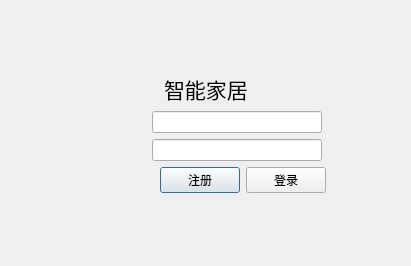
Before: the Qt Designer form day09/smarthome_app/logindialog.ui in Chris-hyx/mysmarthome, drawn with Qt 5.
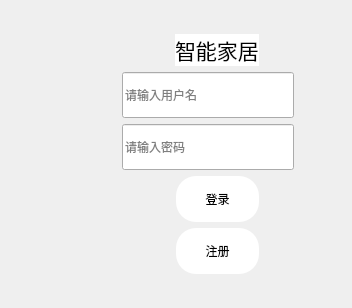
After: the same form once the commit is applied. Icons and pictures are not drawn.

What changed in the file:
```diff
--- a/day09/smarthome_app/logindialog.ui
+++ b/day09/smarthome_app/logindialog.ui
@@ -6,8 +6,8 @@
    <rect>
     <x>0</x>
     <y>0</y>
-    <width>411</width>
-    <height>266</height>
+    <width>352</width>
+    <height>308</height>
    </rect>
   </property>
   <property name="sizePolicy">
@@ -22,7 +22,7 @@
   <property name="styleSheet">
    <string notr="true"/>
   </property>
-  <layout class="QVBoxLayout" name="verticalLayout">
+  <layout class="QVBoxLayout" name="verticalLayout" stretch="1,1,2,2,2,2,1">
    <item>
     <spacer name="verticalSpacer">
      <property name="orientation">
@@ -31,13 +31,13 @@
      <property name="sizeHint" stdset="0">
       <size>
        <width>20</width>
-       <height>66</height>
+       <height>86</height>
       </size>
      </property>
     </spacer>
    </item>
    <item>
-    <layout class="QHBoxLayout" name="horizontalLayout_6">
+    <layout class="QHBoxLayout" name="horizontalLayout_6" stretch="2,1,1">
      <item>
       <spacer name="horizontalSpacer_5">
        <property name="orientation">
@@ -55,12 +55,18 @@
       <widget class="QLabel" name="label">
        <property name="font">
         <font>
-         <family>Arial</family>
+         <family>方正舒体</family>
          <pointsize>16</pointsize>
          <weight>50</weight>
          <bold>false</bold>
         </font>
        </property>
+       <property name="layoutDirection">
+        <enum>Qt::LeftToRight</enum>
+       </property>
+       <property name="styleSheet">
+        <string notr="true">background-color: rgb(255, 255, 255);</string>
+       </property>
        <property name="text">
         <string>智能家居</string>
        </property>
@@ -82,7 +88,7 @@
     </layout>
    </item>
    <item>
-    <layout class="QHBoxLayout" name="horizontalLayout_4" stretch="1,3,1">
+    <layout class="QHBoxLayout" name="horizontalLayout_4" stretch="1,5,1">
      <item>
       <spacer name="horizontalSpacer_7">
        <property name="orientation">
@@ -119,6 +125,9 @@
          <property name="text">
           <string/>
          </property>
+         <property name="placeholderText">
+          <string>请输入用户名</string>
+         </property>
         </widget>
        </item>
       </layout>
@@ -139,7 +148,7 @@
     </layout>
    </item>
    <item>
-    <layout class="QHBoxLayout" name="horizontalLayout_5" stretch="1,3,1">
+    <layout class="QHBoxLayout" name="horizontalLayout_5" stretch="1,5,1">
      <item>
       <spacer name="horizontalSpacer_9">
        <property name="orientation">
@@ -176,6 +185,12 @@
          <property name="text">
           <string/>
          </property>
+         <property name="echoMode">
+          <enum>QLineEdit::Password</enum>
+         </property>
+         <property name="placeholderText">
+          <string>请输入密码</string>
+         </property>
         </widget>
        </item>
       </layout>
@@ -196,25 +211,7 @@
     </layout>
    </item>
    <item>
-    <layout class="QHBoxLayout" name="horizontalLayout_2" stretch="40,1,20">
-     <item>
-      <spacer name="horizontalSpacer_3">
-       <property name="orientation">
-        <enum>Qt::Horizontal</enum>
-       </property>
-       <property name="sizeType">
-        <enum>QSizePolicy::Preferred</enum>
-       </property>
-       <property name="sizeHint" stdset="0">
-        <size>
-         <width>148</width>
-         <height>20</height>
-        </size>
-       </property>
-      </spacer>
-     </item>
-     <item>
-      <layout class="QHBoxLayout" name="horizontalLayout_7" stretch="2,1,1">
+    <layout class="QHBoxLayout" name="horizontalLayout" stretch="2,1,1">
        <item>
         <spacer name="horizontalSpacer">
          <property name="orientation">
@@ -223,25 +220,10 @@
          <property name="sizeHint" stdset="0">
           <size>
            <width>158</width>
-           <height>17</height>
+         <height>20</height>
           </size>
          </property>
         </spacer>
-       </item>
-       <item>
-        <layout class="QHBoxLayout" name="horizontalLayout">
-         <item>
-          <widget class="QPushButton" name="btn_register">
-           <property name="sizePolicy">
-            <sizepolicy hsizetype="Preferred" vsizetype="Preferred">
-             <horstretch>0</horstretch>
-             <verstretch>0</verstretch>
-            </sizepolicy>
-           </property>
-           <property name="text">
-            <string>注册</string>
-           </property>
-          </widget>
          </item>
          <item>
           <widget class="QPushButton" name="btn_login">
@@ -251,13 +233,17 @@
              <verstretch>0</verstretch>
             </sizepolicy>
            </property>
+       <property name="styleSheet">
+        <string notr="true">
+border-radius:20px;
+
+background-color: rgb(255, 255, 255);</string>
+       </property>
            <property name="text">
             <string>登录</string>
            </property>
           </widget>
          </item>
-        </layout>
-       </item>
        <item>
         <spacer name="horizontalSpacer_2">
          <property name="orientation">
@@ -265,26 +251,55 @@
          </property>
          <property name="sizeHint" stdset="0">
           <size>
-           <width>88</width>
+         <width>68</width>
            <height>17</height>
           </size>
          </property>
         </spacer>
        </item>
       </layout>
+   </item>
+   <item>
+    <layout class="QHBoxLayout" name="horizontalLayout_2" stretch="2,1,1">
+     <item>
+      <spacer name="horizontalSpacer_3">
+       <property name="orientation">
+        <enum>Qt::Horizontal</enum>
+       </property>
+       <property name="sizeHint" stdset="0">
+        <size>
+         <width>158</width>
+         <height>20</height>
+        </size>
+       </property>
+      </spacer>
+     </item>
+     <item>
+      <widget class="QPushButton" name="btn_register">
+       <property name="sizePolicy">
+        <sizepolicy hsizetype="Preferred" vsizetype="Preferred">
+         <horstretch>0</horstretch>
+         <verstretch>0</verstretch>
+        </sizepolicy>
+       </property>
+       <property name="styleSheet">
+        <string notr="true">border-radius:20px;
+background-color: rgb(255, 255, 255);</string>
+       </property>
+       <property name="text">
+        <string>注册</string>
+       </property>
+      </widget>
      </item>
      <item>
       <spacer name="horizontalSpacer_4">
        <property name="orientation">
         <enum>Qt::Horizontal</enum>
        </property>
-       <property name="sizeType">
-        <enum>QSizePolicy::Preferred</enum>
-       </property>
        <property name="sizeHint" stdset="0">
         <size>
-         <width>78</width>
-         <height>20</height>
+         <width>68</width>
+         <height>17</height>
         </size>
        </property>
       </spacer>
@@ -299,7 +314,7 @@
      <property name="sizeHint" stdset="0">
       <size>
        <width>20</width>
-       <height>66</height>
+       <height>22</height>
       </size>
      </property>
     </spacer>
```
Left out of the diff: 17 changed lines with no effect on the pictures. Lines whose indentation alone changed are shown as unchanged.
